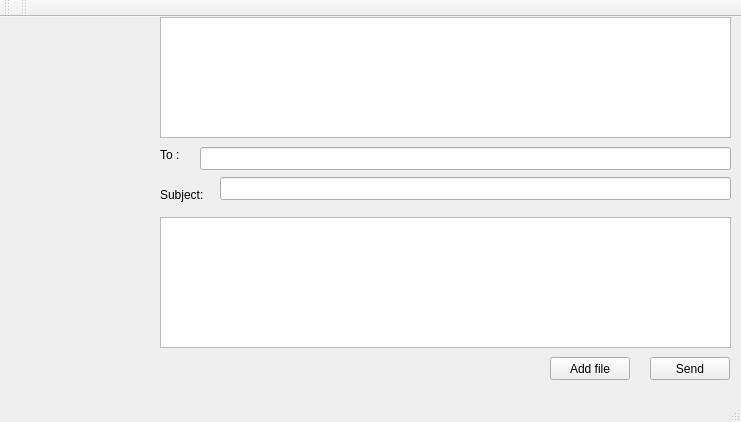
Above: mainwindow.ui from hchaudhry/mail_client before the change. Below: the same form after it.
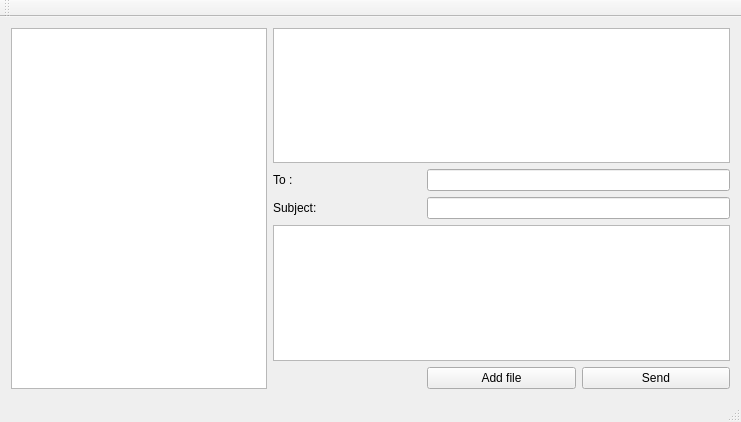
That is the form after the change.

```diff
--- a/mainwindow.ui
+++ b/mainwindow.ui
@@ -14,98 +14,56 @@
    <string>MainWindow</string>
   </property>
   <widget class="QWidget" name="centralWidget">
-   <widget class="QTableView" name="tableView">
-    <property name="geometry">
-     <rect>
-      <x>160</x>
-      <y>0</y>
-      <width>571</width>
-      <height>121</height>
-     </rect>
-    </property>
-   </widget>
-   <widget class="QLabel" name="label">
-    <property name="geometry">
-     <rect>
-      <x>160</x>
-      <y>130</y>
-      <width>31</width>
-      <height>16</height>
-     </rect>
-    </property>
-    <property name="text">
-     <string>To :</string>
-    </property>
-   </widget>
-   <widget class="QLineEdit" name="to_textbox">
-    <property name="geometry">
-     <rect>
-      <x>200</x>
-      <y>130</y>
-      <width>531</width>
-      <height>23</height>
-     </rect>
-    </property>
-   </widget>
-   <widget class="QLabel" name="label_2">
-    <property name="geometry">
-     <rect>
-      <x>160</x>
-      <y>170</y>
-      <width>59</width>
-      <height>15</height>
-     </rect>
-    </property>
-    <property name="text">
-     <string>Subject:</string>
-    </property>
-   </widget>
-   <widget class="QLineEdit" name="subject_textbox">
-    <property name="geometry">
-     <rect>
-      <x>220</x>
-      <y>160</y>
-      <width>511</width>
-      <height>23</height>
-     </rect>
-    </property>
-   </widget>
-   <widget class="QTextEdit" name="email_conten_box">
-    <property name="geometry">
-     <rect>
-      <x>160</x>
-      <y>200</y>
-      <width>571</width>
-      <height>131</height>
-     </rect>
-    </property>
-   </widget>
-   <widget class="QPushButton" name="sendButton">
-    <property name="geometry">
-     <rect>
-      <x>650</x>
-      <y>340</y>
-      <width>80</width>
-      <height>23</height>
-     </rect>
-    </property>
-    <property name="text">
-     <string>Send</string>
-    </property>
-   </widget>
-   <widget class="QPushButton" name="file_explorer_btn">
-    <property name="geometry">
-     <rect>
-      <x>550</x>
-      <y>340</y>
-      <width>80</width>
-      <height>23</height>
-     </rect>
-    </property>
-    <property name="text">
-     <string>Add file</string>
-    </property>
-   </widget>
+   <layout class="QGridLayout" name="gridLayout">
+    <item row="0" column="0" rowspan="5" alignment="Qt::AlignHCenter">
+     <widget class="QTableView" name="tableView_2"/>
+    </item>
+    <item row="0" column="1" colspan="3">
+     <widget class="QTableView" name="tableView"/>
+    </item>
+    <item row="1" column="1">
+     <widget class="QLabel" name="label">
+      <property name="text">
+       <string>To :</string>
+      </property>
+     </widget>
+    </item>
+    <item row="1" column="2" colspan="2">
+     <widget class="QLineEdit" name="to_textbox"/>
+    </item>
+    <item row="2" column="1">
+     <widget class="QLabel" name="label_2">
+      <property name="text">
+       <string>Subject:</string>
+      </property>
+     </widget>
+    </item>
+    <item row="2" column="2" colspan="2">
+     <widget class="QLineEdit" name="subject_textbox"/>
+    </item>
+    <item row="3" column="1" colspan="3">
+     <widget class="QTextEdit" name="email_conten_box"/>
+    </item>
+    <item row="4" column="2">
+     <widget class="QPushButton" name="file_explorer_btn">
+      <property name="text">
+       <string>Add file</string>
+      </property>
+     </widget>
+    </item>
+    <item row="4" column="3">
+     <widget class="QPushButton" name="sendButton">
+      <property name="text">
+       <string>Send</string>
+      </property>
+     </widget>
+    </item>
+   </layout>
+   <zorder>layoutWidget</zorder>
+   <zorder>tableView</zorder>
+   <zorder>tableView_2</zorder>
+   <zorder>tableView_3</zorder>
+   <zorder>tableView_2</zorder>
   </widget>
   <widget class="QMenuBar" name="menuBar">
    <property name="geometry">
@@ -117,19 +75,8 @@
     </rect>
    </property>
   </widget>
-  <widget class="QToolBar" name="mainToolBar">
-   <attribute name="toolBarArea">
-    <enum>TopToolBarArea</enum>
-   </attribute>
-   <attribute name="toolBarBreak">
-    <bool>false</bool>
-   </attribute>
-  </widget>
   <widget class="QStatusBar" name="statusBar"/>
-  <widget class="QToolBar" name="toolBar">
-   <property name="windowTitle">
-    <string>toolBar</string>
-   </property>
+  <widget class="QToolBar" name="mainToolBar">
    <attribute name="toolBarArea">
     <enum>TopToolBarArea</enum>
    </attribute>
```
